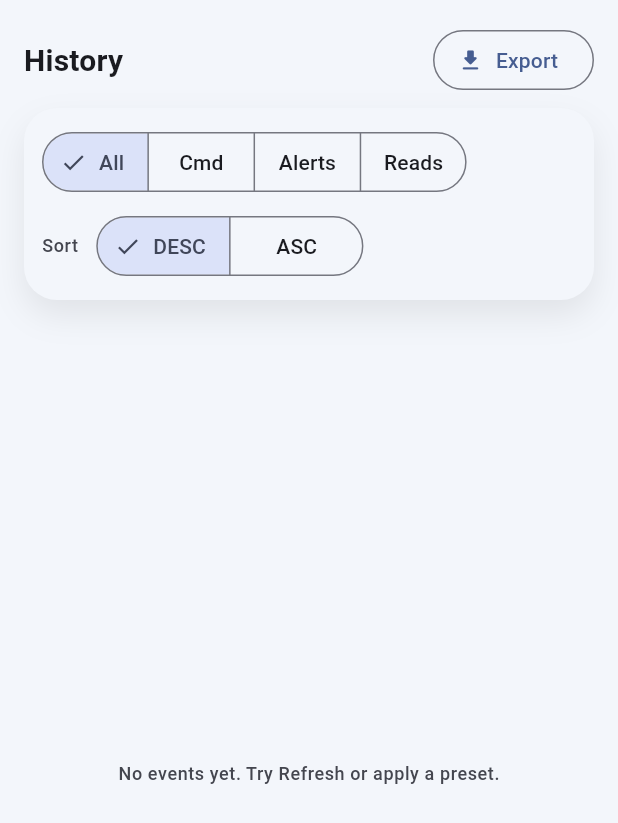
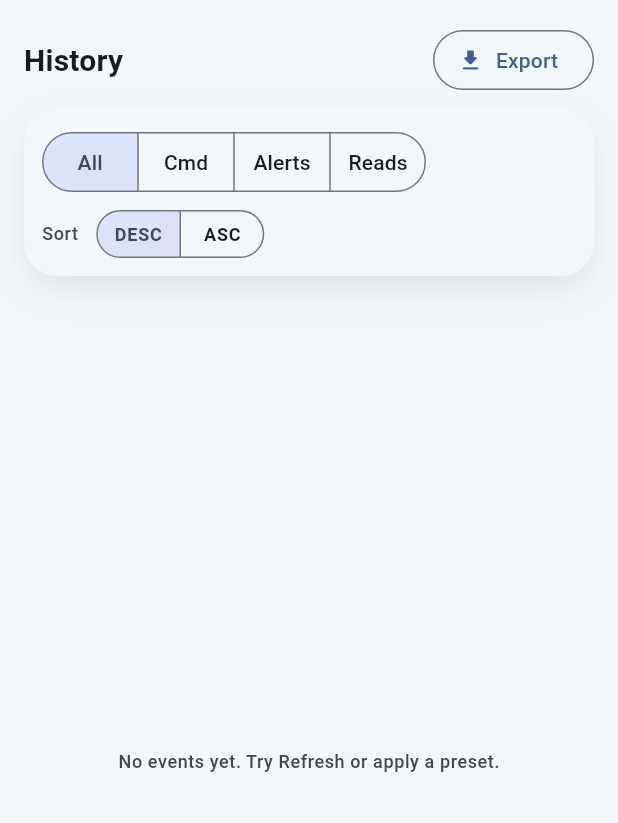
Before and after one commit to disappointtt/aquarium, a Flutter app: the HistoryScreen screen opened directly, on a phone screen of 412 x 824 dp. Shown: the top 823 px of the screen. Run offline on Flutter 3.47's test engine with Material 3 defaults, Android fonts, the phone set to English and light mode, and no system bars; our stand-ins replace shared_preferences; accounts and stored records are empty.

Commit message:
Improved button styles and disabled selection icons for filters and sorting in the history screen.

```diff
--- a/lib/screens/history_screen.dart
+++ b/lib/screens/history_screen.dart
@@ -207,6 +207,7 @@ class _HistoryScreenState extends State<HistoryScreen> {
                     SingleChildScrollView(
                       scrollDirection: Axis.horizontal,
                       child: SegmentedButton<HistoryFilter>(
+                        showSelectedIcon: false,
                         segments: HistoryFilter.values
                             .map(
                               (filter) => ButtonSegment(
@@ -241,6 +242,20 @@ class _HistoryScreenState extends State<HistoryScreen> {
                         ),
                         const SizedBox(width: 12),
                         SegmentedButton<HistorySort>(
+                          style: ButtonStyle(
+                            fixedSize:
+                                const MaterialStatePropertyAll(Size(72, 32)),
+                            padding: const MaterialStatePropertyAll(
+                              EdgeInsets.symmetric(horizontal: 0),
+                            ),
+                            textStyle: MaterialStatePropertyAll(
+                              Theme.of(context).textTheme.labelMedium ??
+                                  const TextStyle(),
+                            ),
+                            tapTargetSize: MaterialTapTargetSize.shrinkWrap,
+                            visualDensity: VisualDensity.compact,
+                          ),
+                          showSelectedIcon: false,
                           segments: const [
                             ButtonSegment(
                               value: HistorySort.desc,
```
